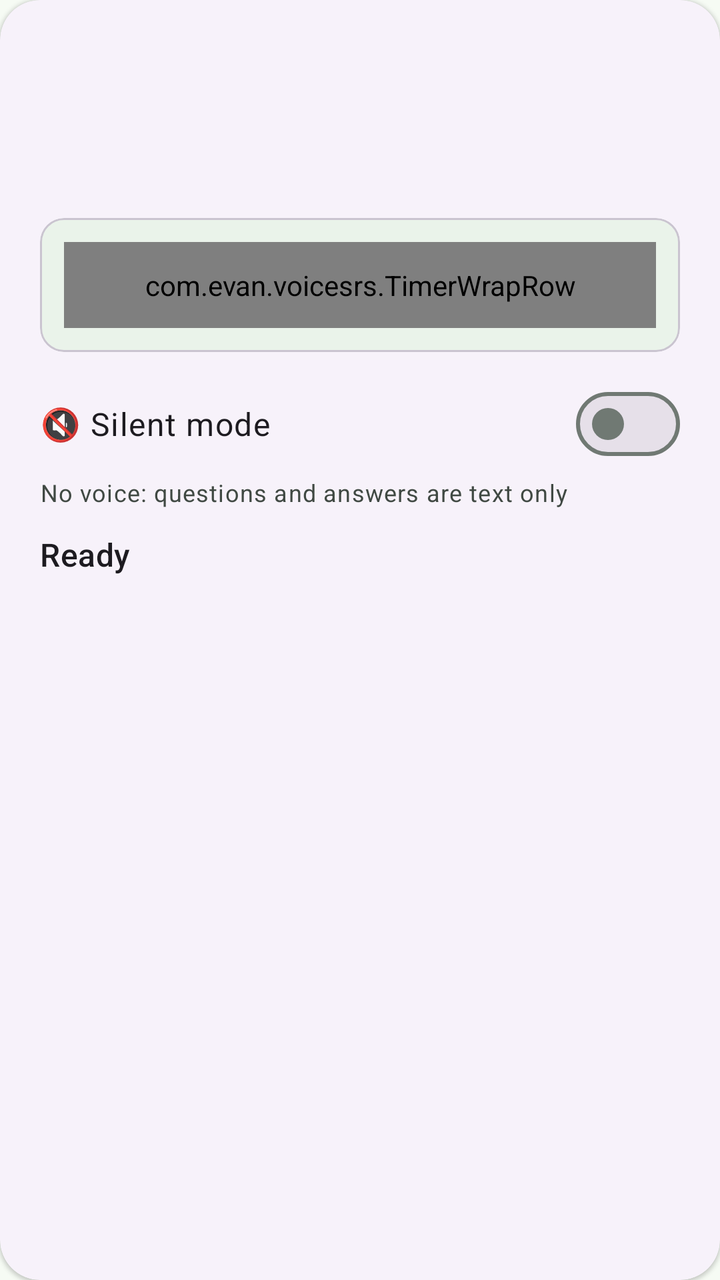
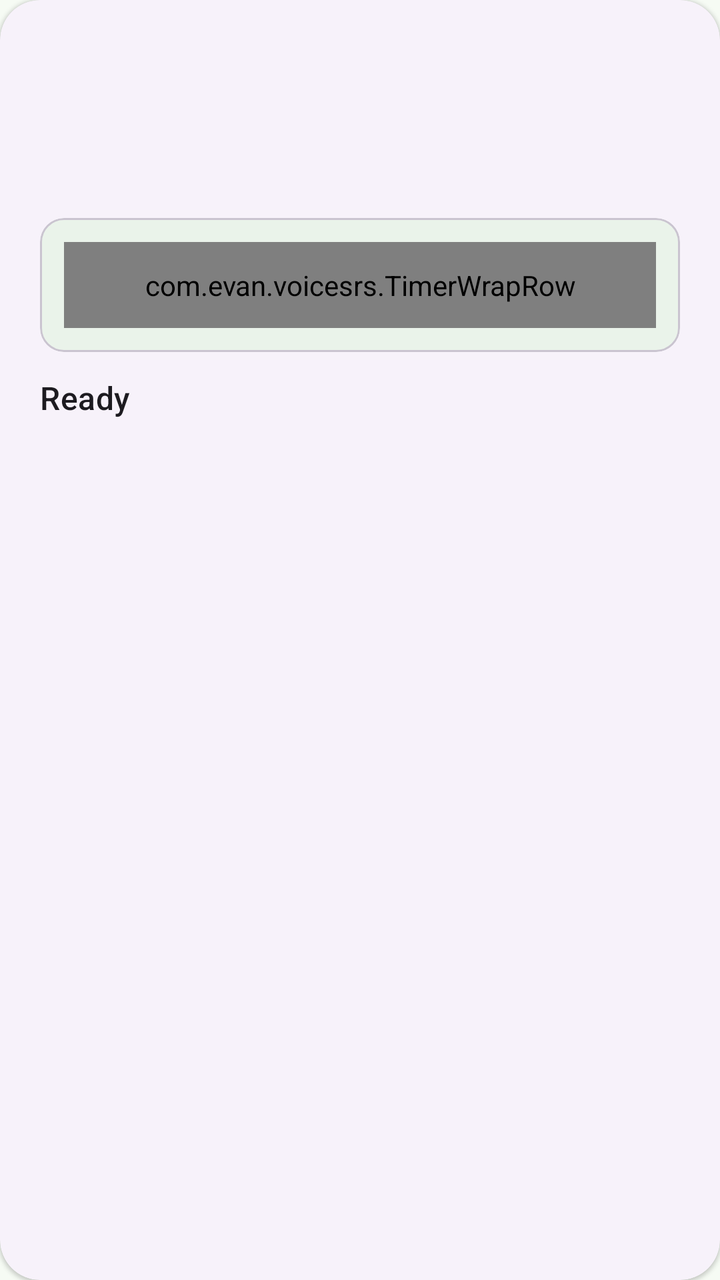

The first picture is an Android layout as it rendered before a commit; the second is the same layout after the commit. The layout source and the unified diff follow.
<!-- AndroidManifest.xml: application theme Theme.VoiceSrs -->
<!-- res/layout/include_status_card.xml -->
<?xml version="1.0" encoding="utf-8"?>
<com.google.android.material.card.MaterialCardView xmlns:android="http://schemas.android.com/apk/res/android"
    xmlns:app="http://schemas.android.com/apk/res-auto"
    android:id="@+id/statusCard"
    style="@style/Widget.Material3.CardView.Elevated"
    android:layout_width="match_parent"
    android:layout_height="wrap_content"
    android:layout_marginBottom="12dp"
    app:cardCornerRadius="20dp"
    app:contentPadding="20dp">

    <LinearLayout
        android:layout_width="match_parent"
        android:layout_height="wrap_content"
        android:animateLayoutChanges="true"
        android:orientation="vertical">

        <TextView
            android:id="@+id/deckPath"
            android:layout_width="match_parent"
            android:layout_height="wrap_content"
            android:ellipsize="start"
            android:maxLines="1"
            android:singleLine="true"
            android:textAppearance="?attr/textAppearanceBodySmall"
            android:textColor="?attr/colorOnSurfaceVariant"
            android:visibility="gone" />

        <TextView
            android:id="@+id/deckName"
            android:layout_width="match_parent"
            android:layout_height="wrap_content"
            android:textAppearance="?attr/textAppearanceHeadlineSmall" />

        <TextView
            android:id="@+id/dueCount"
            android:layout_width="match_parent"
            android:layout_height="wrap_content"
            android:layout_marginTop="4dp"
            android:textAppearance="?attr/textAppearanceBodyLarge" />

        <TextView
            android:id="@+id/examCountdown"
            android:layout_width="match_parent"
            android:layout_height="wrap_content"
            android:layout_marginTop="4dp"
            android:textAppearance="?attr/textAppearanceBodyMedium"
            android:textColor="?attr/colorOnSurfaceVariant"
            android:visibility="gone" />

        <TextView
            android:id="@+id/voiceLine"
            android:layout_width="match_parent"
            android:layout_height="wrap_content"
            android:layout_marginTop="4dp"
            android:clickable="false"
            android:focusable="false"
            android:longClickable="false"
            android:textAppearance="?attr/textAppearanceBodyMedium"
            android:textColor="?attr/colorOnSurfaceVariant" />

        <include
            layout="@layout/include_timer_row"
            android:layout_width="match_parent"
            android:layout_height="wrap_content"
            android:layout_marginTop="8dp" />

        <com.google.android.material.materialswitch.MaterialSwitch
            android:id="@+id/drillSilentSwitch"
            android:layout_width="match_parent"
            android:layout_height="wrap_content"
            android:layout_marginTop="12dp"
            android:minHeight="48dp"
            android:text="@string/silent_switch"
            android:textAppearance="?attr/textAppearanceBodyLarge" />

        <TextView
            android:id="@+id/drillSilentSubtitle"
            android:layout_width="match_parent"
            android:layout_height="wrap_content"
            android:layout_marginTop="2dp"
            android:text="@string/silent_switch_sub"
            android:textAppearance="?attr/textAppearanceBodySmall"
            android:textColor="?attr/colorOnSurfaceVariant" />

        <TextView
            android:id="@+id/stateText"
            android:layout_width="match_parent"
            android:layout_height="wrap_content"
            android:layout_marginTop="12dp"
            android:text="@string/state_ready"
            android:textAppearance="?attr/textAppearanceTitleMedium" />

        <TextView
            android:id="@+id/progressText"
            android:layout_width="match_parent"
            android:layout_height="wrap_content"
            android:layout_marginTop="4dp"
            android:textAppearance="?attr/textAppearanceBodyMedium"
            android:visibility="gone" />

        <com.google.android.material.chip.Chip
            android:id="@+id/syncChip"
            style="@style/Widget.Material3.Chip.Assist"
            android:layout_width="wrap_content"
            android:layout_height="wrap_content"
            android:layout_marginTop="8dp"
            android:clickable="false"
            android:focusable="false"
            android:text="0 pending sync"
            android:visibility="gone"
            app:chipMinHeight="32dp" />

    </LinearLayout>
</com.google.android.material.card.MaterialCardView>
<!-- res/layout/include_timer_row.xml (included above) -->
<com.google.android.material.card.MaterialCardView
    android:id="@+id/timerRow"
    xmlns:android="http://schemas.android.com/apk/res/android"
    xmlns:app="http://schemas.android.com/apk/res-auto"
    android:layout_width="match_parent"
    android:layout_height="wrap_content"
    app:cardCornerRadius="12dp"
    app:cardElevation="0dp"
    app:contentPadding="12dp">

    <com.evan.voicesrs.TimerWrapRow
        android:id="@+id/timerLines"
        android:layout_width="match_parent"
        android:layout_height="wrap_content"
        android:padding="12dp"
        android:paddingStart="12dp"
        android:paddingEnd="12dp">

        <LinearLayout
            android:id="@+id/timerLine1"
            android:layout_width="match_parent"
            android:layout_height="wrap_content"
            android:gravity="center_vertical"
            android:orientation="horizontal">

            <LinearLayout
                android:layout_width="0dp"
                android:layout_height="wrap_content"
                android:layout_weight="1"
                android:orientation="vertical">

                <TextView
                    android:id="@+id/elapsedChip"
                    android:layout_width="wrap_content"
                    android:layout_height="wrap_content"
                    android:fontFeatureSettings="tnum"
                    android:maxLines="1"
                    android:text="0:00"
                    android:textSize="28sp"
                    android:textStyle="bold" />

                <TextView
                    android:id="@+id/elapsedCaption"
                    android:layout_width="wrap_content"
                    android:layout_height="wrap_content"
                    android:text="@string/timer_elapsed_caption"
                    android:textColor="?attr/colorOnSurfaceVariant"
                    android:textSize="11sp" />
            </LinearLayout>

            <LinearLayout
                android:layout_width="wrap_content"
                android:layout_height="wrap_content"
                android:gravity="center_horizontal"
                android:orientation="vertical">

                <com.google.android.material.button.MaterialButton
                    android:id="@+id/timerGoalChip"
                    android:layout_width="40dp"
                    android:layout_height="40dp"
                    android:checkable="true"
                    android:contentDescription="@string/timer_switch_label"
                    app:icon="@drawable/ic_drill_stop"
                    style="@style/Widget.Material3.Button.IconButton.Filled.Tonal" />

                <TextView
                    android:layout_width="wrap_content"
                    android:layout_height="wrap_content"
                    android:text="@string/timer_goal_short"
                    android:textSize="11sp" />
            </LinearLayout>

            <LinearLayout
                android:layout_width="wrap_content"
                android:layout_height="wrap_content"
                android:layout_marginStart="8dp"
                android:gravity="center_horizontal"
                android:orientation="vertical">

                <com.google.android.material.button.MaterialButton
                    android:id="@+id/voiceChip"
                    android:layout_width="40dp"
                    android:layout_height="40dp"
                    android:checkable="true"
                    android:contentDescription="@string/voice_chip"
                    app:icon="@drawable/ic_mic"
                    style="@style/Widget.Material3.Button.IconButton.Filled.Tonal" />

                <TextView
                    android:layout_width="wrap_content"
                    android:layout_height="wrap_content"
                    android:text="@string/voice_short"
                    android:textSize="11sp" />
            </LinearLayout>
        </LinearLayout>

        <LinearLayout
            android:id="@+id/timerLine2"
            android:layout_width="match_parent"
            android:layout_height="wrap_content"
            android:layout_marginTop="6dp"
            android:gravity="center_vertical"
            android:orientation="horizontal">

            <Button
                android:id="@+id/timerMinus"
                android:layout_width="wrap_content"
                android:layout_height="48dp"
                android:layout_marginEnd="4dp"
                android:minWidth="36dp"
                android:text="−"
                android:textSize="18sp" />

            <FrameLayout
                android:layout_width="0dp"
                android:layout_height="28dp"
                android:layout_marginStart="4dp"
                android:layout_marginEnd="4dp"
                android:layout_weight="1">

                <com.google.android.material.progressindicator.LinearProgressIndicator
                    android:id="@+id/timerGoalBar"
                    android:max="1000"
                    android:indeterminate="false"
                    android:layout_width="match_parent"
                    android:layout_height="match_parent"
                    android:layout_gravity="center_vertical"
                    app:indicatorColor="?attr/colorTertiary"
                    app:trackColor="?attr/colorSurfaceVariant"
                    app:trackCornerRadius="10dp"
                    app:trackThickness="20dp" />

                <TextView
                    android:id="@+id/timerValue"
                    android:layout_width="wrap_content"
                    android:layout_height="wrap_content"
                    android:layout_gravity="center"
                    android:fontFeatureSettings="tnum"
                    android:maxLines="1"
                    android:text="10 min"
                    android:textSize="13sp"
                    android:textStyle="bold" />
            </FrameLayout>

            <Button
                android:id="@+id/timerPlus"
                android:layout_width="wrap_content"
                android:layout_height="48dp"
                android:minWidth="36dp"
                android:text="+"
                android:textSize="18sp" />
        </LinearLayout>
    </com.evan.voicesrs.TimerWrapRow>
</com.google.android.material.card.MaterialCardView>
<!-- resources referenced by this layout -->
<resources>
  <!-- drawable ic_drill_stop (drawable) -->
  <vector xmlns:android="http://schemas.android.com/apk/res/android"
      android:width="24dp"
      android:height="24dp"
      android:viewportWidth="24"
      android:viewportHeight="24">
      <path
          android:fillColor="@android:color/white"
          android:pathData="M6,6h12v12H6z" />
  </vector>
  <!-- drawable ic_mic (drawable) -->
  <?xml version="1.0" encoding="utf-8"?>
  <vector xmlns:android="http://schemas.android.com/apk/res/android"
      android:width="24dp"
      android:height="24dp"
      android:viewportWidth="24"
      android:viewportHeight="24">
      <path
          android:fillColor="#FF000000"
          android:pathData="M12,14c1.66,0 3,-1.34 3,-3V5c0,-1.66 -1.34,-3 -3,-3S9,3.34 9,5v6c0,1.66 1.34,3 3,3zM17,11c0,2.76 -2.24,5 -5,5s-5,-2.24 -5,-5H5c0,3.53 2.61,6.43 6,6.92V21h2v-3.08c3.39,-0.49 6,-3.39 6,-6.92h-2z" />
  </vector>
  <string name="silent_switch">🔇 Silent mode</string>
  <string name="silent_switch_sub">No voice: questions and answers are text only</string>
  <string name="state_ready">Ready</string>
  <string name="timer_elapsed_caption">elapsed</string>
  <string name="timer_goal_short">goal</string>
  <string name="timer_switch_label">End drill at goal</string>
  <string name="voice_chip">Voice</string>
  <string name="voice_short">voice</string>
  <color name="md_theme_primary">#146C43</color>
  <color name="md_theme_onPrimary">#FFFFFF</color>
  <color name="md_theme_primaryContainer">#A4F4C4</color>
  <color name="md_theme_onPrimaryContainer">#002110</color>
  <color name="md_theme_secondary">#4D6356</color>
  <color name="md_theme_onSecondary">#FFFFFF</color>
  <color name="md_theme_secondaryContainer">#D0E8D8</color>
  <color name="md_theme_onSecondaryContainer">#0B1F15</color>
  <color name="md_theme_tertiary">#3C6472</color>
  <color name="md_theme_onTertiary">#FFFFFF</color>
  <color name="md_theme_tertiaryContainer">#C0E9FA</color>
  <color name="md_theme_onTertiaryContainer">#001F28</color>
  <color name="md_theme_background">#F6FBF4</color>
  <color name="md_theme_surface">#F6FBF4</color>
  <color name="md_theme_onSurface">#171D19</color>
  <color name="md_theme_surfaceVariant">#DCE5DC</color>
  <color name="md_theme_onSurfaceVariant">#404943</color>
  <color name="md_theme_outline">#707973</color>
  <color name="md_theme_error">#BA1A1A</color>
  <color name="md_theme_onError">#FFFFFF</color>
  <!-- unchanged entries left out for length: 1 -->
</resources>

<!-- the commit's change to res/layout/include_status_card.xml (unified diff, before → after) -->
@@ -64,24 +64,6 @@
             android:layout_width="match_parent"
             android:layout_height="wrap_content"
             android:layout_marginTop="8dp" />
-
-        <com.google.android.material.materialswitch.MaterialSwitch
-            android:id="@+id/drillSilentSwitch"
-            android:layout_width="match_parent"
-            android:layout_height="wrap_content"
-            android:layout_marginTop="12dp"
-            android:minHeight="48dp"
-            android:text="@string/silent_switch"
-            android:textAppearance="?attr/textAppearanceBodyLarge" />
-
-        <TextView
-            android:id="@+id/drillSilentSubtitle"
-            android:layout_width="match_parent"
-            android:layout_height="wrap_content"
-            android:layout_marginTop="2dp"
-            android:text="@string/silent_switch_sub"
-            android:textAppearance="?attr/textAppearanceBodySmall"
-            android:textColor="?attr/colorOnSurfaceVariant" />
 
         <TextView
             android:id="@+id/stateText"
@@ -218,14 +200,24 @@
             android:gravity="center_vertical"
             android:orientation="horizontal">
 
-            <Button
+            <com.google.android.material.button.MaterialButton
                 android:id="@+id/timerMinus"
-                android:layout_width="wrap_content"
+                style="@style/Widget.Material3.Button.IconButton.Outlined"
+                android:layout_width="48dp"
                 android:layout_height="48dp"
                 android:layout_marginEnd="4dp"
-                android:minWidth="36dp"
+                android:insetLeft="@dimen/timer_stepper_inset"
+                android:insetTop="@dimen/timer_stepper_inset"
+                android:insetRight="@dimen/timer_stepper_inset"
+                android:insetBottom="@dimen/timer_stepper_inset"
+                android:minWidth="0dp"
+                android:minHeight="0dp"
+                android:padding="0dp"
+                android:contentDescription="@string/timer_fewer"
                 android:text="−"
-                android:textSize="18sp" />
+                app:shapeAppearanceOverlay="@style/ShapeAppearance.Material3.Corner.Full"
+                app:strokeColor="?attr/colorOutline"
+                app:strokeWidth="@dimen/timer_stepper_stroke" />
 
             <FrameLayout
                 android:layout_width="0dp"
@@ -258,13 +250,23 @@
                     android:textStyle="bold" />
             </FrameLayout>
 
-            <Button
+            <com.google.android.material.button.MaterialButton
                 android:id="@+id/timerPlus"
-                android:layout_width="wrap_content"
+                style="@style/Widget.Material3.Button.IconButton.Outlined"
+                android:layout_width="48dp"
                 android:layout_height="48dp"
-                android:minWidth="36dp"
+                android:insetLeft="@dimen/timer_stepper_inset"
+                android:insetTop="@dimen/timer_stepper_inset"
+                android:insetRight="@dimen/timer_stepper_inset"
+                android:insetBottom="@dimen/timer_stepper_inset"
+                android:minWidth="0dp"
+                android:minHeight="0dp"
+                android:padding="0dp"
+                android:contentDescription="@string/timer_more"
                 android:text="+"
-                android:textSize="18sp" />
+                app:shapeAppearanceOverlay="@style/ShapeAppearance.Material3.Corner.Full"
+                app:strokeColor="?attr/colorOutline"
+                app:strokeWidth="@dimen/timer_stepper_stroke" />
         </LinearLayout>
     </com.evan.voicesrs.TimerWrapRow>
 </com.google.android.material.card.MaterialCardView>
<!-- resource entries referenced after the edit -->
@@ -1,5 +1,7 @@
 <!-- resources referenced by this layout -->
 <resources>
+  <dimen name="timer_stepper_inset">6dp</dimen>
+  <dimen name="timer_stepper_stroke">1dp</dimen>
   <!-- drawable ic_drill_stop (drawable) -->
   <vector xmlns:android="http://schemas.android.com/apk/res/android"
       android:width="24dp"
@@ -21,11 +23,11 @@
           android:fillColor="#FF000000"
           android:pathData="M12,14c1.66,0 3,-1.34 3,-3V5c0,-1.66 -1.34,-3 -3,-3S9,3.34 9,5v6c0,1.66 1.34,3 3,3zM17,11c0,2.76 -2.24,5 -5,5s-5,-2.24 -5,-5H5c0,3.53 2.61,6.43 6,6.92V21h2v-3.08c3.39,-0.49 6,-3.39 6,-6.92h-2z" />
   </vector>
-  <string name="silent_switch">🔇 Silent mode</string>
-  <string name="silent_switch_sub">No voice: questions and answers are text only</string>
   <string name="state_ready">Ready</string>
   <string name="timer_elapsed_caption">elapsed</string>
+  <string name="timer_fewer">Fewer minutes</string>
   <string name="timer_goal_short">goal</string>
+  <string name="timer_more">More minutes</string>
   <string name="timer_switch_label">End drill at goal</string>
   <string name="voice_chip">Voice</string>
   <string name="voice_short">voice</string>
